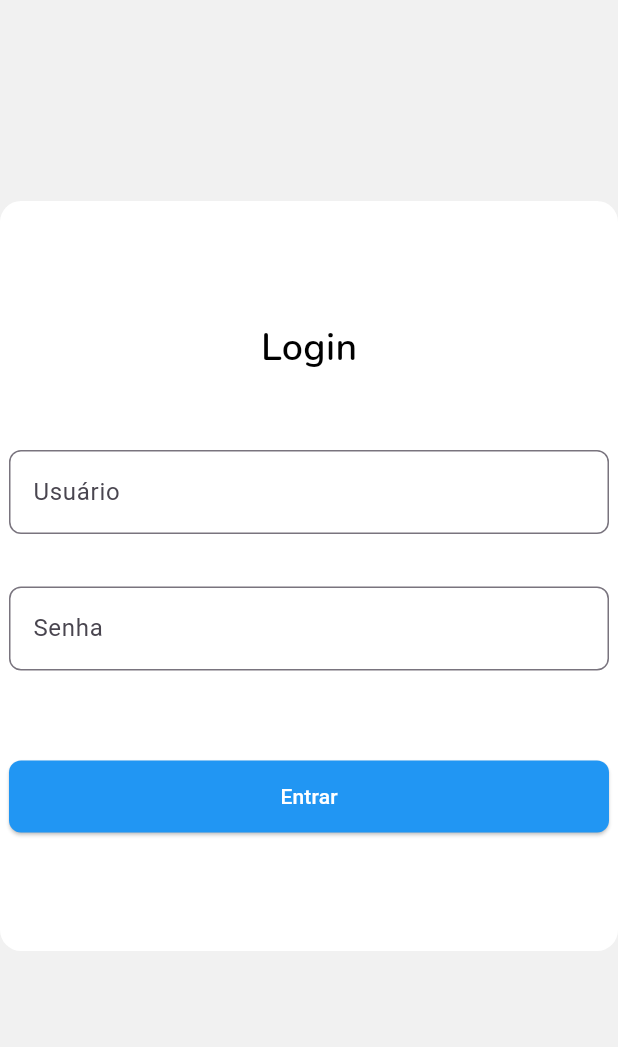
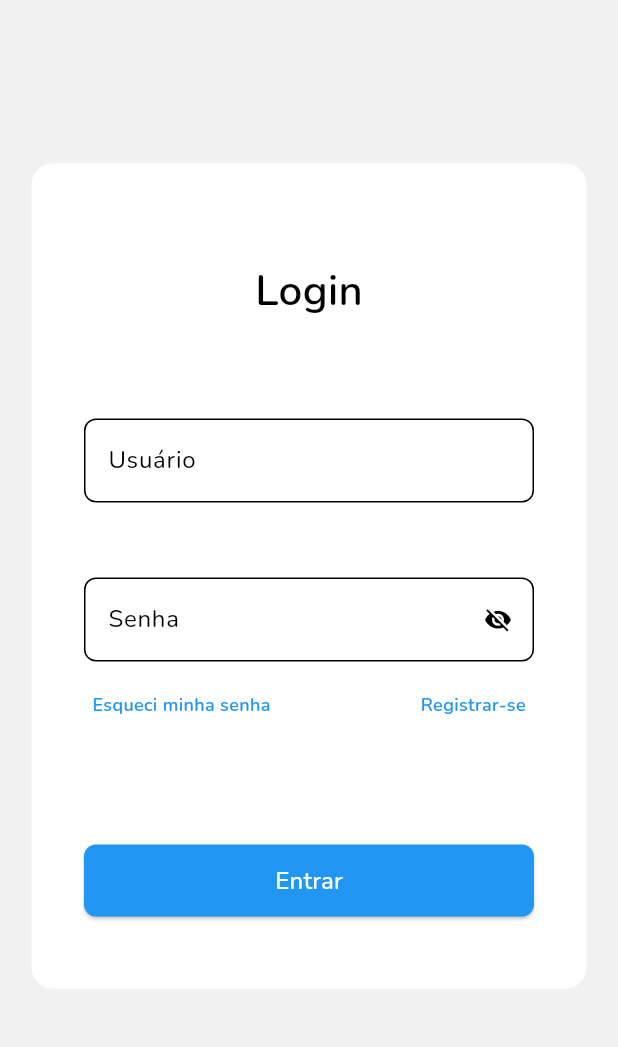
Before and after one commit to Roddzzz/lock-unlock-arduino, a Flutter app: the screen it shows after launch, on a phone screen of 412 x 824 dp, the part 84-1131 px from its top. Run offline on Flutter 3.47's test engine with Material 3 defaults, Android fonts, the phone set to English and light mode, and no system bars; our stand-ins replace google_fonts.

Commit message:
Implementando mudanças na Login page e mudando o método do darkMode, usando Providers

```diff
--- a/lib/models/app_colors.dart
+++ b/lib/models/app_colors.dart
@@ -1,33 +1,13 @@
 import 'package:flutter/material.dart';
 
 class AppColors {
-  static Color appBarColor = Colors.blue;
-  static Color staticColorText = Colors.white;
-  static Color primaryTextColor = Colors.white;
-  static Color secondaryColorText = Colors.black;
-  static Color backgroundColor = Color(0xBFECECEC);
+  final bool isDarkMode;
 
-  //Login
-  static Color loginBox = Colors.white;
-
-  // Método para alterar as cores com base no dark mode
-  static void darkMode(bool isDarkMode) {
-    if (isDarkMode) {
-      // Cores para Dark Mode
-      appBarColor = Colors.blue.shade900;
-      primaryTextColor = Colors.black;
-      secondaryColorText = Colors.white;
-      backgroundColor = Color(0xFF1A1A1A);
-
-      loginBox = Color(0xFF242424);
-    } else {
-      // Cores para Light Mode
-      appBarColor = Colors.blue;
-      primaryTextColor = Colors.white;
-      secondaryColorText = Colors.black;
-      backgroundColor = Color(0xBFECECEC);
-
-      loginBox = Colors.white;
-    }
-  }
+  AppColors({required this.isDarkMode});
+  Color get staticColorText => Colors.white;
+  Color get appBarColor => isDarkMode ? Colors.blue.shade800 : Colors.blue;
+  Color get primaryTextColor => isDarkMode ? Colors.black : Colors.white;
+  Color get secondaryColorText => isDarkMode ? Colors.white : Colors.black;
+  Color get backgroundColor => isDarkMode ? Color(0xFF1A1A1A) : Color(0xBFECECEC);
+  Color get loginBox => isDarkMode ? Color(0xFF242424) : Colors.white;
 }
--- /dev/null
+++ b/lib/models/theme_provider.dart
@@ -0,0 +1,15 @@
+import 'package:flutter/material.dart';
+import 'app_colors.dart';
+
+class ThemeProvider with ChangeNotifier {
+  bool _isDarkMode = false;
+
+  bool get isDarkMode => _isDarkMode;
+
+  void toggleTheme() {
+    _isDarkMode = !_isDarkMode;
+    notifyListeners();
+  }
+
+  AppColors get appColors => AppColors(isDarkMode: _isDarkMode);
+}
--- a/lib/screens/login_page.dart
+++ b/lib/screens/login_page.dart
@@ -1,30 +1,29 @@
 import 'package:flutter/material.dart';
 import 'package:google_fonts/google_fonts.dart';
 import 'package:lock_unlock_gate/app_routes.dart';
-import 'package:lock_unlock_gate/models/app_colors.dart';
+import 'package:provider/provider.dart';  // Importando o Provider
+import 'package:lock_unlock_gate/models/theme_provider.dart';  // Importe o ThemeProvider
 
-class LoginScreen extends StatefulWidget {
+class LoginScreen extends StatelessWidget {
   const LoginScreen({super.key});
 
   @override
-  State<LoginScreen> createState() => _LoginScreenState();
-}
+  Widget build(BuildContext context) {
+    // Acesse o tema atual do Provider
+    final themeProvider = Provider.of<ThemeProvider>(context);
+    final isDarkMode = themeProvider.isDarkMode;
 
-class _LoginScreenState extends State<LoginScreen> {
-  bool _isDarkMode = false;
-
-  @override
-  Widget build(BuildContext context) {
-    AppColors.darkMode(_isDarkMode);
+    // Aplique as cores com base no tema atual
+    final appColors = themeProvider.appColors;
 
     return Scaffold(
       appBar: AppBar(
-        backgroundColor: AppColors.appBarColor,
+        backgroundColor: appColors.appBarColor,
         title: Text(
           "Lock Unlock Arduino",
           style: GoogleFonts.nunito(
             fontWeight: FontWeight.w600,
-            color: AppColors.staticColorText,
+            color: appColors.staticColorText,
           ),
         ),
         centerTitle: true,
@@ -33,93 +32,155 @@ class _LoginScreenState extends State<LoginScreen> {
             padding: EdgeInsets.only(right: 9.0),
             child: IconButton(
               icon: Icon(
-                _isDarkMode
-                    ? Icons.light_mode_outlined
-                    : Icons.dark_mode_outlined,
-                color: AppColors.staticColorText,
+                isDarkMode ? Icons.light_mode_outlined : Icons.dark_mode_outlined,
+                color: appColors.staticColorText,
               ),
               onPressed: () {
-                setState(() {
-                  _isDarkMode = !_isDarkMode;
-                });
+                // Alternar o tema ao clicar no botão
+                themeProvider.toggleTheme();
               },
             ),
           ),
         ],
-        /* shape: RoundedRectangleBorder(
-             borderRadius: BorderRadius.only(
-             bottomLeft: Radius.circular(14.0),
-             bottomRight: Radius.circular(14.0),
-           ),
-         ),*/
-        //Bordas arrendondas na appbar
       ),
       body: Center(
         child: Container(
-          width: 500,
-          height: 500,
+          width: 370,
+          height: 550,
           decoration: BoxDecoration(
-            color: AppColors.loginBox,
+            color: appColors.loginBox,
             borderRadius: BorderRadius.all(Radius.circular(14.0)),
           ),
           child: Column(
             mainAxisAlignment: MainAxisAlignment.start,
             children: [
               Padding(
-                padding: EdgeInsets.only(top: 80), // Padding superior
+                padding: EdgeInsets.only(top: 65), // Padding superior
                 child: Text(
                   'Login',
                   style: GoogleFonts.nunito(
-                    fontSize: 25,
+                    fontSize: 28,
                     fontWeight: FontWeight.w600,
-                    color: AppColors.secondaryColorText,
+                    color: appColors.secondaryColorText,
                   ),
                 ),
               ),
-
               Padding(
-                padding: EdgeInsets.only(top: 50), // Padding em cima e embaixo
+                padding: EdgeInsets.only(top: 65),
                 child: SizedBox(
-                  width: 400,
+                  width: 300,
                   child: TextField(
+                    cursorColor: appColors.appBarColor,
+                    style: GoogleFonts.nunito(
+                      fontSize: 16,
+                      color: appColors.secondaryColorText,
+                    ),
                     decoration: InputDecoration(
                       labelText: 'Usuário',
-                      border: OutlineInputBorder(
+                      labelStyle: GoogleFonts.nunito(
+                        fontSize: 16,
+                        color: appColors.secondaryColorText,
+                      ),
+                      enabledBorder: OutlineInputBorder(
                         borderRadius: BorderRadius.circular(8.0),
+                        borderSide: BorderSide(
+                          color: appColors.secondaryColorText,
+                        ),
+                      ),
+                      focusedBorder: OutlineInputBorder(
+                        borderRadius: BorderRadius.circular(8.0),
+                        borderSide: BorderSide(
+                          color: appColors.appBarColor,
+                          width: 2.0,
+                        ),
                       ),
                     ),
                   ),
                 ),
               ),
-
               Padding(
-                padding: EdgeInsets.only(top: 35), // Padding em cima e embaixo
+                padding: EdgeInsets.only(top: 50),
                 child: SizedBox(
-                  width: 400,
+                  width: 300,
                   child: TextField(
+                    obscureText: true,
+                    cursorColor: appColors.appBarColor,
+                    style: GoogleFonts.nunito(
+                      fontSize: 16,
+                      color: appColors.secondaryColorText,
+                    ),
                     decoration: InputDecoration(
                       labelText: 'Senha',
-                      border: OutlineInputBorder(
+                      labelStyle: GoogleFonts.nunito(
+                        fontSize: 16,
+                        color: appColors.secondaryColorText,
+                      ),
+                      suffixIcon: IconButton(
+                        icon: Icon(
+                          Icons.visibility_off,
+                          color: appColors.secondaryColorText,
+                          size: 19,
+                        ),
+                        onPressed: () {},
+                      ),
+                      enabledBorder: OutlineInputBorder(
                         borderRadius: BorderRadius.circular(8.0),
+                        borderSide: BorderSide(
+                          color: appColors.secondaryColorText,
+                        ),
+                      ),
+                      focusedBorder: OutlineInputBorder(
+                        borderRadius: BorderRadius.circular(8.0),
+                        borderSide: BorderSide(
+                          color: appColors.appBarColor,
+                          width: 2.0,
+                        ),
                       ),
                     ),
                   ),
                 ),
               ),
-
               Padding(
-                padding: EdgeInsets.only(top: 60), // Padding em cima e embaixo
+                padding: EdgeInsets.only(top: 20), // Padding superior
+                child: Row(
+                  mainAxisAlignment: MainAxisAlignment.center,
+                  children: [
+                    Text(
+                      'Esqueci minha senha',
+                      style: GoogleFonts.nunito(
+                        fontSize: 12,
+                        fontWeight: FontWeight.w600,
+                        color: appColors.appBarColor,
+                      ),
+                    ),
+                    SizedBox(width: 100),
+                    Text(
+                      'Registrar-se',
+                      style: GoogleFonts.nunito(
+                        fontSize: 12,
+                        fontWeight: FontWeight.w600,
+                        color: appColors.appBarColor,
+                      ),
+                    ),
+                  ],
+                ),
+              ),
+              Padding(
+                padding: EdgeInsets.only(top: 85), // Padding em cima e embaixo
                 child: SizedBox(
                   height: 48,
-                  width: 400,
+                  width: 300,
                   child: ElevatedButton(
                     onPressed: () {
                       Navigator.pushNamed(context, AppRoutes.lockUnlockPage);
                     },
-                    child: Text('Entrar'),
+                    child: Text(
+                      'Entrar',
+                      style: GoogleFonts.nunito(fontSize: 16),
+                    ),
                     style: ElevatedButton.styleFrom(
                       foregroundColor: Colors.white, // Cor de fundo
-                      backgroundColor: AppColors.appBarColor, // Cor do texto
+                      backgroundColor: appColors.appBarColor, // Cor do texto
                       shape: RoundedRectangleBorder(
                         borderRadius: BorderRadius.circular(8.0),
                       ),
@@ -131,7 +192,7 @@ class _LoginScreenState extends State<LoginScreen> {
           ),
         ),
       ),
-      backgroundColor: AppColors.backgroundColor,
+      backgroundColor: appColors.backgroundColor,
     );
   }
 }
--- a/pubspec.yaml
+++ b/pubspec.yaml
@@ -11,6 +11,7 @@ dependencies:
   flutter:
     sdk: flutter
   google_fonts: ^6.1.0
+  provider: ^6.1.4
   cupertino_icons: ^1.0.8
 
 dev_dependencies:
```
Also changed, not shown: lib/main.dart (+13 -6 lines), lib/screens/lock_unlock_page.dart (+36 -88 lines), pubspec.lock.
